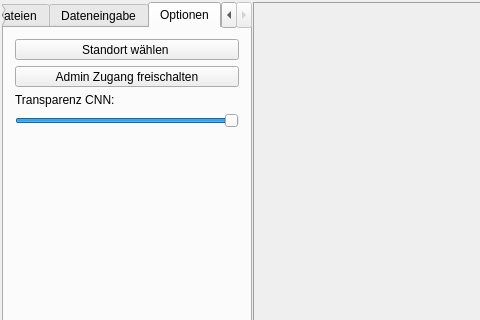
The window that census-tool/ui/mainwindow.ui (ifaoe/daisi-gui) describes before a commit, drawn with Qt 5; both pictures show x 0 to 480 and y 0 to 320 of the 1248 by 805 pixel window.
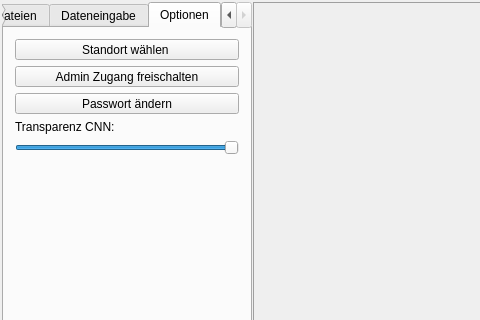
The same window after the commit. The open tabs and pages were chosen to show the change. Icons and pictures are not drawn.

Commit message: Nutzerverwaltung in ID-, Census- und Metadaten-Tool integriert

Patch:
```diff
--- a/census-tool/ui/mainwindow.ui
+++ b/census-tool/ui/mainwindow.ui
@@ -809,27 +809,7 @@
               <string>Optionen</string>
              </attribute>
              <layout class="QGridLayout" name="gridLayout_3">
-              <item row="1" column="0">
-               <widget class="QToolButton" name="option_admin">
-                <property name="sizePolicy">
-                 <sizepolicy hsizetype="Expanding" vsizetype="Fixed">
-                  <horstretch>0</horstretch>
-                  <verstretch>0</verstretch>
-                 </sizepolicy>
-                </property>
-                <property name="text">
-                 <string>Admin Zugang freischalten</string>
-                </property>
-                <property name="icon">
-                 <iconset theme="object-locked">
-                  <normaloff>.</normaloff>.</iconset>
-                </property>
-                <property name="toolButtonStyle">
-                 <enum>Qt::ToolButtonTextBesideIcon</enum>
-                </property>
-               </widget>
-              </item>
-              <item row="4" column="0">
+              <item row="5" column="0">
                <spacer name="verticalSpacer">
                 <property name="orientation">
                  <enum>Qt::Vertical</enum>
@@ -842,6 +822,45 @@
                 </property>
                </spacer>
               </item>
+              <item row="1" column="0">
+               <widget class="QToolButton" name="option_admin">
+                <property name="sizePolicy">
+                 <sizepolicy hsizetype="Preferred" vsizetype="Fixed">
+                  <horstretch>0</horstretch>
+                  <verstretch>0</verstretch>
+                 </sizepolicy>
+                </property>
+                <property name="text">
+                 <string>Admin Zugang freischalten</string>
+                </property>
+                <property name="icon">
+                 <iconset theme="object-locked">
+                  <normaloff>.</normaloff>.</iconset>
+                </property>
+                <property name="toolButtonStyle">
+                 <enum>Qt::ToolButtonTextBesideIcon</enum>
+                </property>
+               </widget>
+              </item>
+              <item row="4" column="0">
+               <widget class="QSlider" name="horizontalSlider_cnn">
+                <property name="sizePolicy">
+                 <sizepolicy hsizetype="Preferred" vsizetype="Fixed">
+                  <horstretch>0</horstretch>
+                  <verstretch>0</verstretch>
+                 </sizepolicy>
+                </property>
+                <property name="maximum">
+                 <number>100</number>
+                </property>
+                <property name="value">
+                 <number>100</number>
+                </property>
+                <property name="orientation">
+                 <enum>Qt::Horizontal</enum>
+                </property>
+               </widget>
+              </item>
               <item row="0" column="0">
                <widget class="QToolButton" name="option_location">
                 <property name="sizePolicy">
@@ -863,25 +882,32 @@
                </widget>
               </item>
               <item row="3" column="0">
-               <widget class="QSlider" name="horizontalSlider_cnn">
-                <property name="maximum">
-                 <number>100</number>
-                </property>
-                <property name="value">
-                 <number>100</number>
-                </property>
-                <property name="orientation">
-                 <enum>Qt::Horizontal</enum>
-                </property>
-               </widget>
-              </item>
-              <item row="2" column="0">
                <widget class="QLabel" name="label">
                 <property name="text">
                  <string>Transparenz CNN:</string>
                 </property>
                </widget>
               </item>
+              <item row="2" column="0">
+               <widget class="QToolButton" name="option_password_change">
+                <property name="sizePolicy">
+                 <sizepolicy hsizetype="Preferred" vsizetype="Fixed">
+                  <horstretch>0</horstretch>
+                  <verstretch>0</verstretch>
+                 </sizepolicy>
+                </property>
+                <property name="text">
+                 <string>Passwort ändern</string>
+                </property>
+                <property name="icon">
+                 <iconset theme="object-locked">
+                  <normaloff>.</normaloff>.</iconset>
+                </property>
+                <property name="toolButtonStyle">
+                 <enum>Qt::ToolButtonTextBesideIcon</enum>
+                </property>
+               </widget>
+              </item>
              </layout>
             </widget>
            </widget>
```
Left out of the diff: 2 changed lines with no effect on the pictures. The commit also changes 25 other files.
